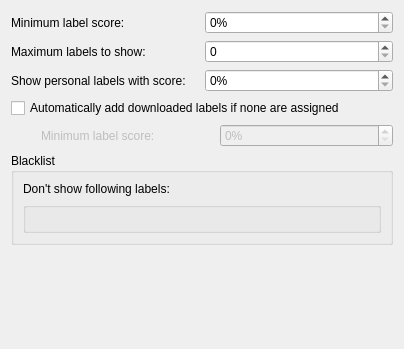
This is src/context/applets/labels/labelsSettings.ui in KDE/amarok as Qt 5 draws it before an edit; both pictures show x 0 to 404 and y 0 to 349 of the 404 by 510 pixel window. The edited form follows.
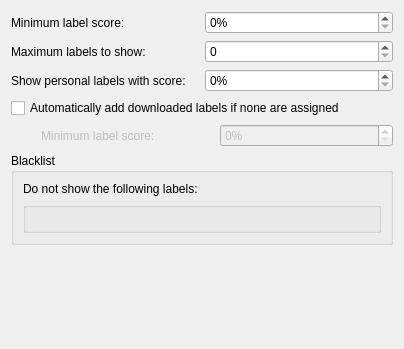
This is the edited form. Custom widgets are drawn as their Qt base class.

Commit message: Various minor proof-reading changes, and fixed some plural form errors (where i18np was not being used, but it should have been).

```diff
--- a/src/context/applets/labels/labelsSettings.ui
+++ b/src/context/applets/labels/labelsSettings.ui
@@ -131,7 +131,7 @@
       <item>
        <widget class="QLabel" name="label_4">
         <property name="text">
-         <string>Don't show following labels:</string>
+         <string>Do not show the following labels:</string>
         </property>
        </widget>
       </item>
```
The commit also changes 4 other files.
